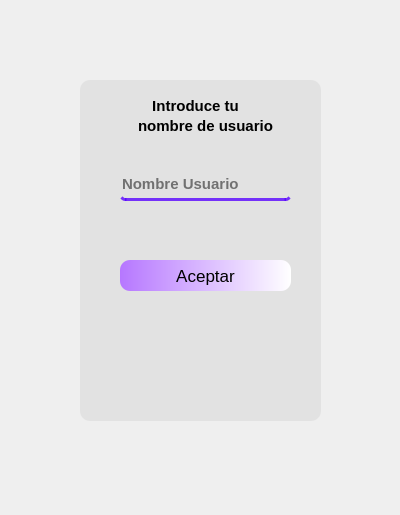
Above: src/vista/ui/RecuContra1.ui from OscaarMG/campasgym before the change. Below: the same form after it.
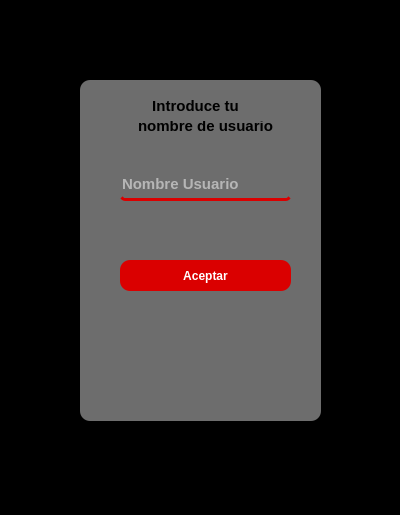
That is the form after the change.

Diff of the .ui file:
```diff
--- a/src/vista/ui/RecuContra1.ui
+++ b/src/vista/ui/RecuContra1.ui
@@ -13,6 +13,9 @@
   <property name="windowTitle">
    <string>MainWindow</string>
   </property>
+  <property name="styleSheet">
+   <string notr="true">background-color:#000000</string>
+  </property>
   <widget class="QWidget" name="centralwidget">
    <widget class="QLabel" name="label_3">
     <property name="geometry">
@@ -24,7 +27,7 @@
      </rect>
     </property>
     <property name="styleSheet">
-     <string notr="true">background-color: rgba(220, 220, 220, 165);
+     <string notr="true">background-color: #6d6d6d;
 border-radius: 10
 </string>
     </property>
@@ -48,6 +51,9 @@
       <bold>true</bold>
      </font>
     </property>
+    <property name="styleSheet">
+     <string notr="true">background-color:#6d6d6d</string>
+    </property>
     <property name="text">
      <string>nombre de usuario</string>
     </property>
@@ -72,11 +78,12 @@
      </font>
     </property>
     <property name="styleSheet">
-     <string notr="true">background-color: rgba(74, 30, 134, 0);
+     <string notr="true">background-color: #6d6d6d;
 border: none;
-border-bottom: 3px solid rgba(85, 0, 255, 200);
-border-radius: 5
-</string>
+border-bottom: 3px solid;
+border-color:#da0000;
+border-radius: 5px;
+color: white;</string>
     </property>
     <property name="text">
      <string/>
@@ -96,15 +103,24 @@
     </property>
     <property name="font">
      <font>
-      <pointsize>13</pointsize>
-      <weight>50</weight>
-      <bold>false</bold>
+      <pointsize>-1</pointsize>
+      <weight>75</weight>
+      <bold>true</bold>
      </font>
     </property>
     <property name="styleSheet">
-     <string notr="true">background-color: qlineargradient(spread:pad, x1:0, y1:0, x2:1, y2:0, stop:0 rgba(182, 119, 255, 255), stop:1 rgba(255, 255, 255, 255));
-border-radius: 10
-</string>
+     <string notr="true">QPushButton {
+    background-color: #da0000;
+    color: white;
+    border-radius: 10px;
+    padding: 3px;
+    font-size: 12px;
+    font-weight: bold;
+}
+
+QPushButton:hover {
+    background-color: #aa0000;
+}</string>
     </property>
     <property name="text">
      <string>Aceptar</string>
@@ -126,6 +142,9 @@
       <bold>true</bold>
      </font>
     </property>
+    <property name="styleSheet">
+     <string notr="true">background-color:#6d6d6d</string>
+    </property>
     <property name="text">
      <string>Introduce tu</string>
     </property>
```
